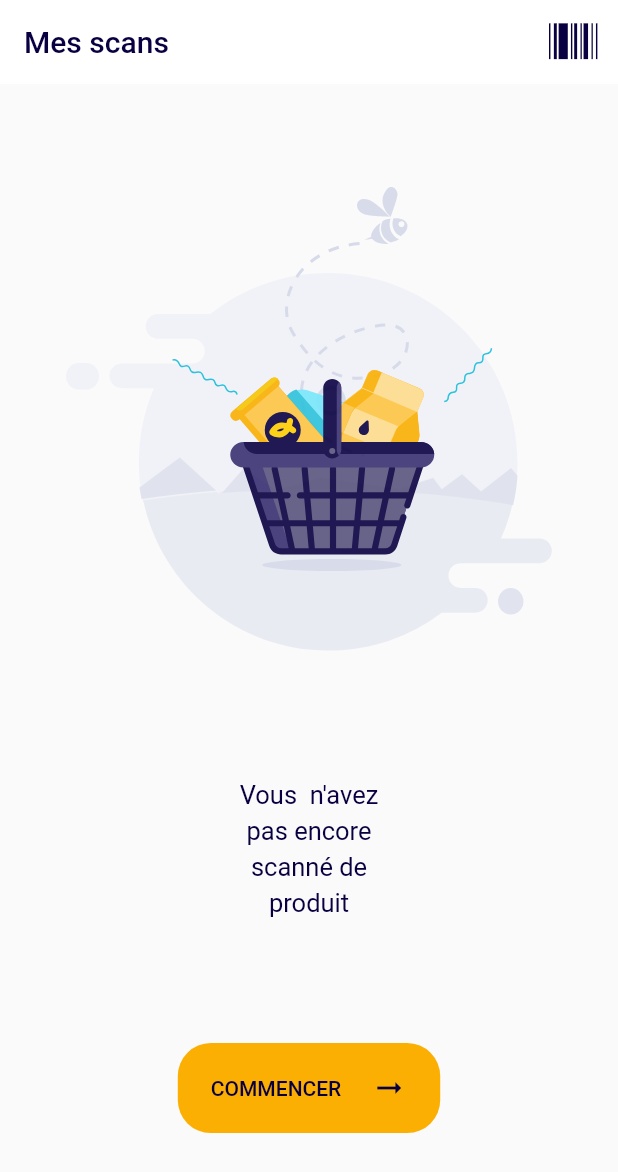
After one commit to Naillik13/flutter-open-food-facts, a Flutter app: the screen it shows after launch, on a phone screen of 412 x 824 dp. The commit adds this screen. Shown: the top 1172 px of the screen. Run offline on Flutter 3.47's test engine with Material 2 defaults, Android fonts, the phone set to English and light mode, and no system bars; our stand-ins replace appwrite, dio, flutter_bloc, flutter_svg, share; network calls fail.

Commit message:
[FEAT] Split screens

```diff
--- a/lib/blocs/product_bloc.dart
+++ b/lib/blocs/product_bloc.dart
@@ -53,7 +53,7 @@ class ProductBloc extends Bloc<ProductEvent, ProductState> {
           write: <String>['*'],
         );
       } catch (err) {
-        print(err);
+        // print(err);
       }
 
       yield ResultProductState(product: product);
--- a/lib/main.dart
+++ b/lib/main.dart
@@ -1,7 +1,7 @@
 import 'package:flutter/cupertino.dart';
 import 'package:flutter/material.dart';
 import 'package:yuka/app_colors.dart';
-import 'package:yuka/screens/empty_list_screen.dart';
+import 'package:yuka/screens/home_screen.dart';
 
 void main() {
   runApp(MyApp());
@@ -33,7 +33,7 @@ class MyApp extends StatelessWidget {
           unselectedItemColor: AppColors.gray2,
         ),
       ),
-      home: EmptyListScreen(),
+      home: HomeScreen(),
     );
   }
 }
--- /dev/null
+++ b/lib/screens/empty_list_display.dart
@@ -0,0 +1,55 @@
+import 'package:flutter/material.dart';
+import 'package:flutter_svg/svg.dart';
+import 'package:yuka/app_colors.dart';
+import 'package:yuka/res/app_vectorial_images.dart';
+import 'package:yuka/utils/navigation_util.dart';
+
+class EmptyListDisplay extends StatelessWidget {
+  @override
+  Widget build(BuildContext context) {
+    double screenHeight = MediaQuery.of(context).size.height;
+
+    return Center(
+      child: Column(
+        mainAxisSize: MainAxisSize.min,
+        children: <Widget>[
+          SvgPicture.asset(AppVectorialImages.illEmpty),
+          SizedBox(height: screenHeight * 0.1),
+          FractionallySizedBox(
+            widthFactor: 0.3,
+            child: Text(
+              'Vous  n\'avez pas encore scanné de produit',
+              textAlign: TextAlign.center,
+              style: TextStyle(
+                color: AppColors.blue,
+                height: 1.4,
+                fontSize: 17.0,
+              ),
+            ),
+          ),
+          SizedBox(height: screenHeight * 0.1),
+          TextButton(
+            onPressed: () {
+              openProductDetailsScreen(context, '5000159484695');
+            },
+            child: Row(
+              mainAxisSize: MainAxisSize.min,
+              children: <Widget>[
+                Text('Commencer'.toUpperCase()),
+                const SizedBox(width: 20.0),
+                Icon(Icons.arrow_right_alt)
+              ],
+            ),
+            style: OutlinedButton.styleFrom(
+              primary: AppColors.blue,
+              padding: EdgeInsets.symmetric(vertical: 18.0, horizontal: 22.0),
+              shape: const RoundedRectangleBorder(
+                  borderRadius: BorderRadius.all(Radius.circular(22.0))),
+              backgroundColor: AppColors.yellow,
+            ),
+          ),
+        ],
+      ),
+    );
+  }
+}
--- /dev/null
+++ b/lib/screens/home_screen.dart
@@ -0,0 +1,47 @@
+import 'package:flutter/cupertino.dart';
+import 'package:flutter/material.dart';
+import 'package:flutter_bloc/flutter_bloc.dart';
+import 'package:yuka/app_icons.dart';
+import 'package:yuka/blocs/product_history_bloc.dart';
+import 'package:yuka/screens/empty_list_display.dart';
+import 'package:yuka/screens/product_list_display.dart';
+import 'package:yuka/states/result_product_list_state.dart';
+import 'package:yuka/utils/navigation_util.dart';
+
+class HomeScreen extends StatelessWidget {
+  @override
+  Widget build(BuildContext context) {
+    return BlocProvider<ProductsHistoryBloc>(
+      create: (_) => ProductsHistoryBloc(),
+      child: Builder(
+        builder: (BuildContext context) {
+          return Scaffold(
+            appBar: AppBar(
+              title: Text('Mes scans'),
+              actions: <Widget>[
+                Padding(
+                  padding: EdgeInsets.only(right: 10.0),
+                  child: IconButton(
+                    icon: Icon(AppIcons.barcode),
+                    onPressed: () {
+                      openProductDetailsScreen(context, '5000159484695');
+                    },
+                  ),
+                )
+              ],
+            ),
+            body: BlocBuilder<ProductsHistoryBloc, ProductsListState>(
+              builder: (BuildContext context, ProductsListState state) {
+                if (state.history.isEmpty) {
+                  return EmptyListDisplay();
+                } else {
+                  return ProductListDisplay();
+                }
+              },
+            ),
+          );
+        },
+      ),
+    );
+  }
+}
```
Also changed, not shown: lib/screens/empty_list_screen.dart (deleted, +0 -129 lines), lib/screens/product_list_display.dart (added, +28 -0 lines), lib/utils/navigation_util.dart (added, +11 -0 lines).
